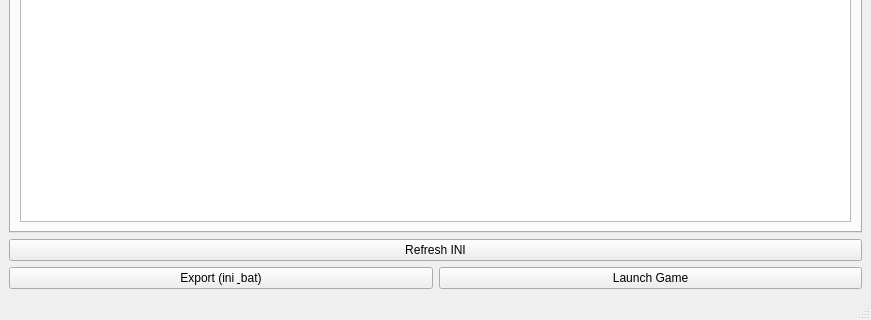
Before: the Qt Designer form mainwindow.ui in samuelballantyne/DSQ-Config, drawn with Qt 5; both pictures show x 0 to 871 and y 733 to 1053 of the 871 by 1053 pixel window.
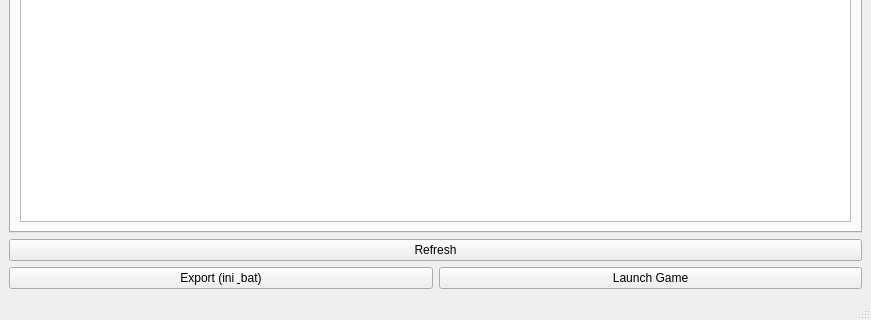
After: the same form once the commit is applied.

```diff
--- a/mainwindow.ui
+++ b/mainwindow.ui
@@ -1109,7 +1109,7 @@
     <item>
      <widget class="QPushButton" name="refreshIniButton">
       <property name="text">
-       <string>Refresh INI</string>
+       <string>Refresh</string>
       </property>
      </widget>
     </item>
```
